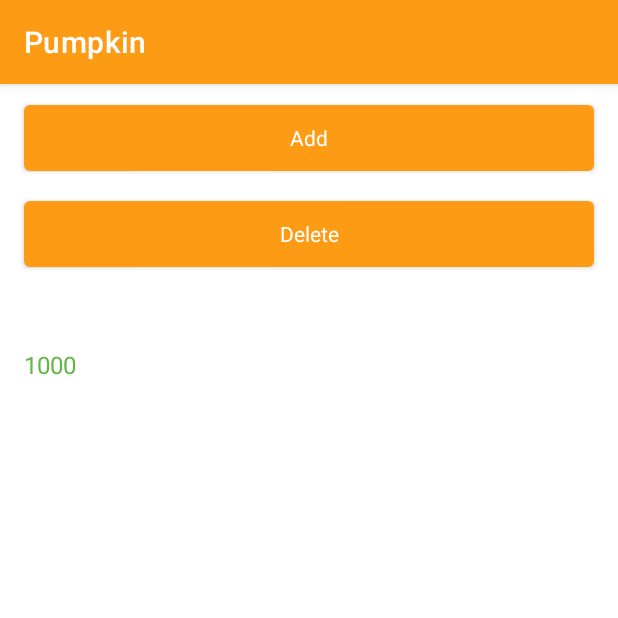
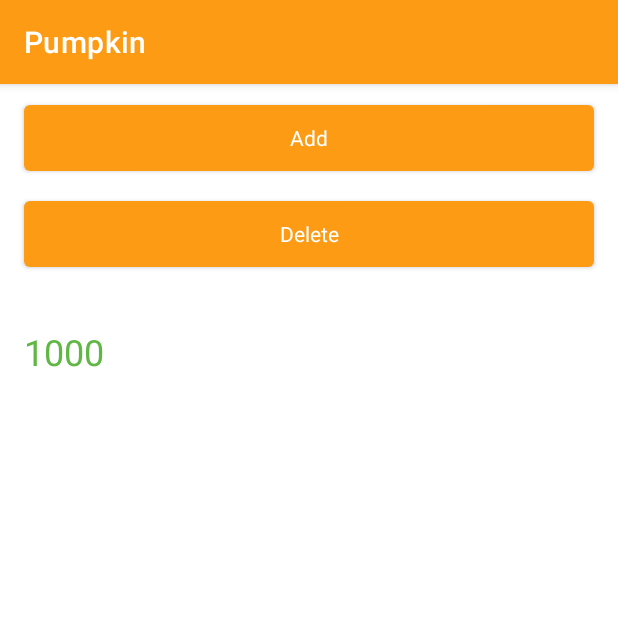
Before and after one commit to chuwuwang/open-android-view, an Android app: the ScrollNumberViewActivity screen opened directly, with no data from a screen before it, on a phone screen of 412 x 824 dp, the top half of it. Run offline under Robolectric (Android 15) with nearby library versions, the phone set to English and light mode, and no system bars.

Commit message:
feat：tidy code

```diff
--- a/app/src/main/AndroidManifest.xml
+++ b/app/src/main/AndroidManifest.xml
@@ -10,7 +10,7 @@
         android:theme="@style/AppTheme">
 
         <activity
-            android:name="common.ui.MainActivity"
+            android:name=".ui.MainActivity"
             android:exported="true">
             <intent-filter>
                 <action android:name="android.intent.action.MAIN" />
@@ -19,9 +19,7 @@
             </intent-filter>
         </activity>
 
-        <activity
-            android:name=".draw1.Draw1Activity"
-            android:exported="false" />
+        <activity android:name=".draw1.Draw1Activity" />
 
         <activity android:name=".ui.text.TextViewActivity" />
         <activity android:name=".ui.text.ScrollNumberViewActivity" />
--- a/app/src/main/java/com/cat/view/customize/text/ScrollNumberView.java
+++ b/app/src/main/java/com/cat/view/customize/text/ScrollNumberView.java
@@ -144,6 +144,7 @@ public class ScrollNumberView extends View {
         }
 
         // new number
+        offsetX = 0f;
         alpha = mFraction;
         offset = mPaint.getFontSpacing() * (1 - mFraction);
         if (mScrolling) {
--- a/app/src/main/java/common/ui/TemplatePagerAdapter.java
+++ b/app/src/main/java/com/cat/view/ui/TemplatePagerAdapter.java
@@ -1,4 +1,4 @@
-package common.ui;
+package com.cat.view.ui;
 
 import android.util.SparseArray;
 import android.view.ViewGroup;
--- a/app/src/main/java/common/ui/ViewBindingActivity.kt
+++ b/app/src/main/java/com/cat/view/ui/ViewBindingActivity.kt
@@ -1,4 +1,4 @@
-package common.ui
+package com.cat.view.ui
 
 import android.os.Bundle
 import android.view.LayoutInflater
--- a/app/src/main/java/com/cat/view/ui/text/ScrollNumberViewActivity.kt
+++ b/app/src/main/java/com/cat/view/ui/text/ScrollNumberViewActivity.kt
@@ -1,7 +1,7 @@
 package com.cat.view.ui.text
 
 import com.cat.view.databinding.ActivityTextScrollNumberViewBinding
-import common.ui.ViewBindingActivity
+import com.cat.view.ui.ViewBindingActivity
 
 class ScrollNumberViewActivity : ViewBindingActivity<ActivityTextScrollNumberViewBinding>() {
 
--- a/app/src/main/java/com/cat/view/ui/text/TextViewActivity.kt
+++ b/app/src/main/java/com/cat/view/ui/text/TextViewActivity.kt
@@ -2,7 +2,7 @@ package com.cat.view.ui.text
 
 import com.cat.view.databinding.ActivityTextMainBinding
 import com.cat.view.openActivity
-import common.ui.ViewBindingActivity
+import com.cat.view.ui.ViewBindingActivity
 
 class TextViewActivity : ViewBindingActivity<ActivityTextMainBinding>() {
 
--- a/app/src/main/java/common/ui/animation/AnimationActivity.kt
+++ b/app/src/main/java/common/ui/animation/AnimationActivity.kt
@@ -2,7 +2,7 @@ package common.ui.animation
 
 import com.cat.view.databinding.ActivityAnimationBinding
 import com.cat.view.openActivity
-import common.ui.ViewBindingActivity
+import com.cat.view.ui.ViewBindingActivity
 
 class AnimationActivity : ViewBindingActivity<ActivityAnimationBinding>() {
 
--- a/app/src/main/java/common/ui/animation/GraphicsVerifyActivity.kt
+++ b/app/src/main/java/common/ui/animation/GraphicsVerifyActivity.kt
@@ -1,7 +1,7 @@
 package common.ui.animation
 
 import com.cat.view.databinding.ActivityTouchGraphicsVerifyBinding
-import common.ui.ViewBindingActivity
+import com.cat.view.ui.ViewBindingActivity
 
 class GraphicsVerifyActivity : ViewBindingActivity<ActivityTouchGraphicsVerifyBinding>() {
 
--- a/app/src/main/java/common/ui/animation/MarqueeActivity.kt
+++ b/app/src/main/java/common/ui/animation/MarqueeActivity.kt
@@ -1,7 +1,7 @@
 package common.ui.animation
 
 import com.cat.view.databinding.ActivityAnimationMarqueeBinding
-import common.ui.ViewBindingActivity
+import com.cat.view.ui.ViewBindingActivity
 
 class MarqueeActivity : ViewBindingActivity<ActivityAnimationMarqueeBinding>() {
 
--- a/app/src/main/java/common/ui/animation/QQDragEffectActivity.kt
+++ b/app/src/main/java/common/ui/animation/QQDragEffectActivity.kt
@@ -1,7 +1,7 @@
 package common.ui.animation
 
 import com.cat.view.databinding.ActivityTouchQqDragEffectBinding
-import common.ui.ViewBindingActivity
+import com.cat.view.ui.ViewBindingActivity
 
 class QQDragEffectActivity : ViewBindingActivity<ActivityTouchQqDragEffectBinding>() {
 
--- a/app/src/main/java/common/ui/animation/Spherical3DMotionActivity.kt
+++ b/app/src/main/java/common/ui/animation/Spherical3DMotionActivity.kt
@@ -1,7 +1,7 @@
 package common.ui.animation
 
 import com.cat.view.databinding.ActivityAnimation3dSphericalMotionBinding
-import common.ui.ViewBindingActivity
+import com.cat.view.ui.ViewBindingActivity
 
 class Spherical3DMotionActivity : ViewBindingActivity<ActivityAnimation3dSphericalMotionBinding>() {
 
--- a/app/src/main/java/common/ui/animation/Spin3DActivity.kt
+++ b/app/src/main/java/common/ui/animation/Spin3DActivity.kt
@@ -10,7 +10,7 @@ import androidx.recyclerview.widget.RecyclerView
 import com.cat.view.R
 import com.cat.view.animation.Spin3DLayout
 import com.cat.view.databinding.ActivityAnimation3dSpinBinding
-import common.ui.ViewBindingActivity
+import com.cat.view.ui.ViewBindingActivity
 
 class Spin3DActivity : ViewBindingActivity<ActivityAnimation3dSpinBinding>() {
 
--- a/app/src/main/res/layout/activity_text_scroll_number_view.xml
+++ b/app/src/main/res/layout/activity_text_scroll_number_view.xml
@@ -33,12 +33,13 @@
 
     <com.cat.view.customize.text.ScrollNumberView
         android:id="@+id/text_scroll_number"
-        android:layout_width="200dip"
-        android:layout_height="80dip"
+        android:layout_width="match_parent"
+        android:layout_height="60dp"
         android:layout_marginStart="16dp"
         android:layout_marginTop="16dp"
+        android:layout_marginEnd="16dp"
         app:scrollNumber_number="1000"
         app:scrollNumber_textColor="@color/colorAccent"
-        app:scrollNumber_textSize="16dp" />
+        app:scrollNumber_textSize="24sp" />
 
 </androidx.appcompat.widget.LinearLayoutCompat>
--- a/app/src/main/res/layout/item_animation_3d_spin_vp.xml
+++ b/app/src/main/res/layout/item_animation_3d_spin_vp.xml
@@ -16,7 +16,7 @@
         android:layout_weight="3"
         android:contentDescription="@null"
         android:scaleType="center"
-        android:src="@drawable/hen_coder_draw1" />
+        android:src="@drawable/ic_start_up_draw1" />
 
     <TextView
         android:id="@+id/content_text"
--- a/app/src/main/res/layout/item_hen_coder_rv.xml
+++ b/app/src/main/res/layout/item_hen_coder_rv.xml
@@ -29,7 +29,7 @@
                     android:layout_height="match_parent"
                     android:contentDescription="@null"
                     android:scaleType="centerCrop"
-                    android:src="@drawable/hen_coder_draw1" />
+                    android:src="@drawable/ic_start_up_draw1" />
 
                 <View
                     android:layout_width="match_parent"
```
Also changed, not shown: app/src/main/java/com/cat/view/ui/MainActivity.kt (renamed from app/src/main/java/common/ui/MainActivity.kt, +16 -13 lines), app/src/main/res/drawable-xxhdpi/ic_start_up_draw1.png (renamed from app/src/main/res/drawable-xxhdpi/hen_coder_draw1.png), app/src/main/res/drawable-xxhdpi/ic_start_up_text.JPG (renamed from app/src/main/res/drawable-xxhdpi/ic_start_up_view.JPG).
